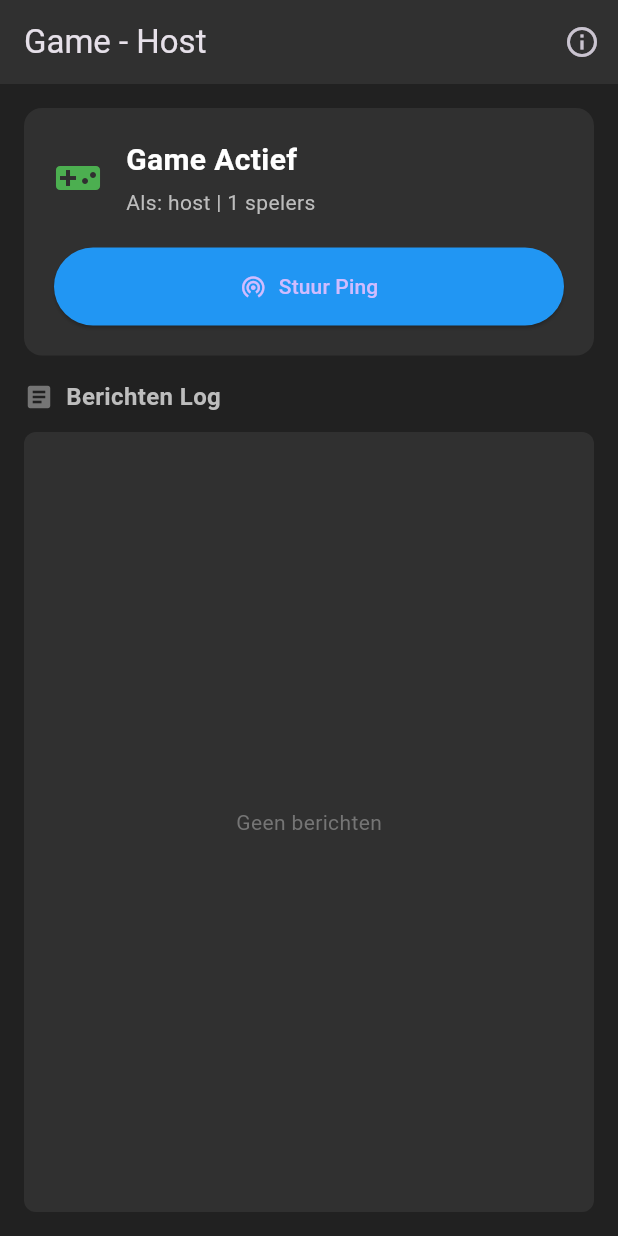
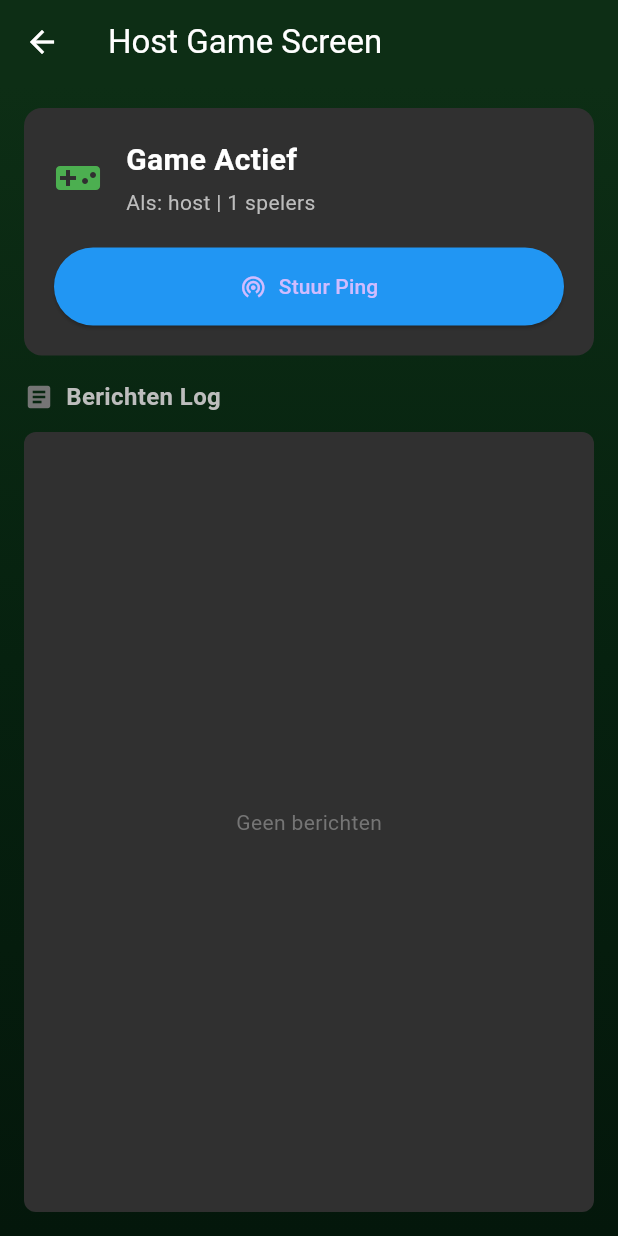
Before and after one commit to idegeus/bluecard, a Flutter app: the HostGameScreen screen opened directly with empty values, on a phone screen of 412 x 824 dp. Run offline on Flutter 3.47's test engine with Material 3 defaults, Android fonts, the phone set to English and light mode, and no system bars; our stand-ins replace device_info_plus, flutter_blue_plus, shared_preferences, wakelock_plus; accounts and stored records are empty.

Commit message:
feat: schermachtergronden zelfde styling

```diff
--- /dev/null
+++ b/devtools_options.yaml
@@ -0,0 +1,3 @@
+description: This file stores settings for Dart & Flutter DevTools.
+documentation: https://docs.flutter.dev/tools/devtools/extensions#configure-extension-enablement-states
+extensions:
--- a/lib/screens/host_game_screen.dart
+++ b/lib/screens/host_game_screen.dart
@@ -135,20 +135,20 @@ class _HostGameScreenState extends State<HostGameScreen> {
   @override
   Widget build(BuildContext context) {
     return Scaffold(
-      backgroundColor: Colors.grey[900],
       appBar: AppBar(
-        title: Text('Game - Host'),
-        backgroundColor: Colors.grey[850],
-        automaticallyImplyLeading: false,
-        actions: [
-          IconButton(
-            icon: Icon(Icons.info_outline),
-            tooltip: 'Verbindingsinfo',
-            onPressed: _showConnectionInfo,
+        backgroundColor: Color(0xFF0D2E15),
+        foregroundColor: Colors.white,
+        title: Text('Host Game Screen'),
       ),
-        ],
+      body: Container(
+        decoration: BoxDecoration(
+          gradient: LinearGradient(
+            begin: Alignment.topCenter,
+            end: Alignment.bottomCenter,
+            colors: [Color(0xFF0D2E15), Color(0xFF06210F), Color(0xFF04170B)],
           ),
-      body: Column(
+        ),
+        child: Column(
           children: [
             // Status kaart
             Container(
@@ -162,7 +162,11 @@ class _HostGameScreenState extends State<HostGameScreen> {
                 children: [
                   Row(
                     children: [
-                    Icon(Icons.videogame_asset, color: Colors.green, size: 32),
+                      Icon(
+                        Icons.videogame_asset,
+                        color: Colors.green,
+                        size: 32,
+                      ),
                       SizedBox(width: 16),
                       Expanded(
                         child: Column(
@@ -265,6 +269,7 @@ class _HostGameScreenState extends State<HostGameScreen> {
             SizedBox(height: 16),
           ],
         ),
+      ),
     );
   }
 }
```
Also changed, not shown: lib/screens/client_game_screen.dart (+17 -13 lines), lib/screens/client_screen.dart (+11 -18 lines), lib/screens/game_screen.dart (+14 -18 lines), lib/screens/host_screen.dart (+14 -3 lines). Lines whose indentation alone changed are shown as unchanged.
